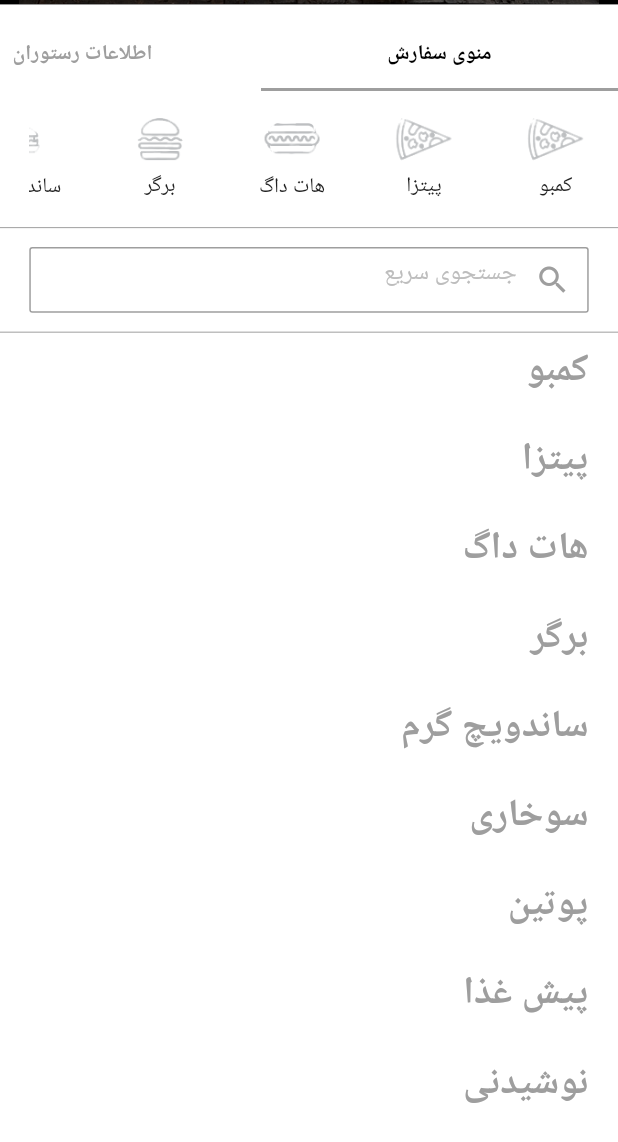
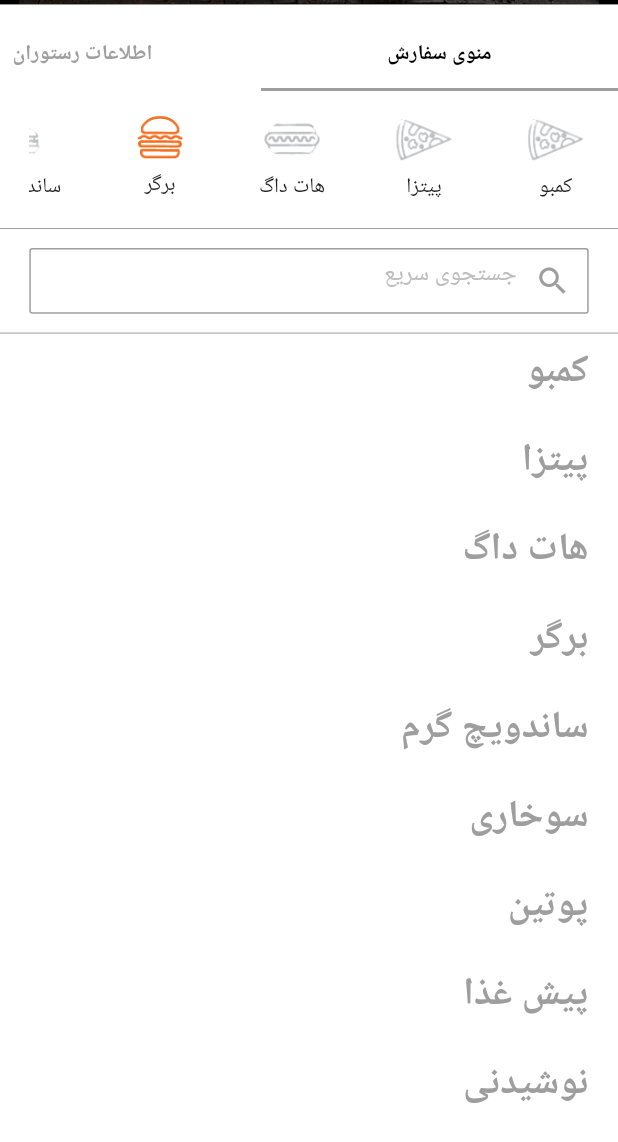
Before and after one commit to AliShakoori89/restaurant_app, a Flutter app: the screen it shows after launch, scrolled down 376 dp, after a tap on "برگر", on a phone screen of 412 x 824 dp. Shown: the top 1142 px of the screen. Run offline on Flutter 3.47's test engine with Material 2 defaults, Android fonts, the phone set to English and light mode, and no system bars; our stand-ins replace cloud_firestore, firebase_auth, firebase_core, get, shared_preferences; missing offline and left inert: persian_fonts; accounts and stored records are empty.

Commit message:
edit code

```diff
--- a/lib/repository/icon_selected_repo.dart
+++ b/lib/repository/icon_selected_repo.dart
@@ -6,6 +6,7 @@ class IconSelectedRepo{
   changeIconTypeRepo(String iconName, ScrollController controller, ScrollController nestedController){
     if(iconName == "کمبو"){
       nestedController.jumpTo(Dimensions.height45*7.2);
+      controller.jumpTo(0);
     }
     else if(iconName == "پیتزا"){
       nestedController.jumpTo(Dimensions.height45*7.2);
--- a/lib/widget/menu_icons.dart
+++ b/lib/widget/menu_icons.dart
@@ -4,13 +4,29 @@ import 'package:restaurant_app/controller/icon_selected_controller.dart';
 import 'package:restaurant_app/widget/dimensions.dart';
 import 'package:restaurant_app/widget/food_menu_icon.dart';
 
-class MenuIcons extends StatelessWidget {
+class MenuIcons extends StatefulWidget {
 
   final ScrollController controller;
   final ScrollController nestedController;
   String selected;
 
   MenuIcons({Key? key, required this.controller, required this.nestedController, required this.selected}) : super(key: key);
+
+  @override
+  State<MenuIcons> createState() => _MenuIconsState();
+}
+
+class _MenuIconsState extends State<MenuIcons> {
+
+  bool potableSelect = false;
+  bool appetizerSelect = false;
+  bool putinSelect = false;
+  bool friedChickenSelect = false;
+  bool hotSandwichSelect = false;
+  bool bergerSelect = false;
+  bool hotDogSelect = false;
+  bool pizzaSelect = false;
+  bool comboSelect = false;
 
   @override
   Widget build(BuildContext context) {
@@ -25,140 +41,299 @@ class MenuIcons extends StatelessWidget {
       child: SingleChildScrollView(
         reverse: true,
         scrollDirection: Axis.horizontal,
-        child: GetBuilder<IconSelectedController>(builder: (selectController){
-
-    return Row(
-            children: [
-              SizedBox(width: Dimensions.width45,),
+        child: GetBuilder<IconSelectedController>(builder: (selectController) {
+            return Row(children: [
+              SizedBox(
+                width: Dimensions.width45,
+              ),
               GestureDetector(
-                onTap: (){
-                  selectController.scrollMenuListAfterSelect("نوشیدنی", controller, nestedController);
+                onTap: () {
+                  selectController.scrollMenuListAfterSelect(
+                      "نوشیدنی", widget.controller, widget.nestedController);
+                  setState(() {
+                    potableSelect = true;
+                    appetizerSelect = false;
+                    putinSelect = false;
+                    friedChickenSelect = false;
+                    hotSandwichSelect = false;
+                    bergerSelect = false;
+                    hotDogSelect = false;
+                    pizzaSelect = false;
+                    comboSelect = false;
+                  });
                 },
                 child: Column(
                   children: [
-                    selected != "comboSelected"
-                        ? Image.asset("assets/images/unselected_food_types/unselectedPotable.png", width: Dimensions.width45)
-                        : Image.asset("assets/images/selected_food_types/selectedPotable.png", width: Dimensions.width45),
+                    potableSelect == true
+                        ? Image.asset(
+                            "assets/images/unselected_food_types/unselectedPotable.png",
+                            width: Dimensions.width45)
+                        : Image.asset(
+                            "assets/images/selected_food_types/selectedPotable.png",
+                            width: Dimensions.width45),
                     Text("نوشیدنی", style: TextStyle(color: Colors.grey[900]))
                   ],
                 ),
               ),
-              SizedBox(width: Dimensions.width45,),
+              SizedBox(
+                width: Dimensions.width45,
+              ),
               GestureDetector(
-                onTap: (){
-                  selectController.iconSelectedRepo.changeIconTypeRepo("پیش غذا", controller, nestedController);
+                onTap: () {
+                  selectController.iconSelectedRepo.changeIconTypeRepo(
+                      "پیش غذا", widget.controller, widget.nestedController);
+                  setState(() {
+                    potableSelect = false;
+                    appetizerSelect = true;
+                    putinSelect = false;
+                    friedChickenSelect = false;
+                    hotSandwichSelect = false;
+                    bergerSelect = false;
+                    hotDogSelect = false;
+                    pizzaSelect = false;
+                    comboSelect = false;
+                  });
                 },
                 child: Column(
                   children: [
-                    selected != "appetizerSelected"
-                        ? Image.asset("assets/images/unselected_food_types/unselectedAppetizer.png", width: Dimensions.width45)
-                        : Image.asset("assets/images/selected_food_types/selectedAppetizer.png", width: Dimensions.width45),
+                    appetizerSelect != true
+                        ? Image.asset(
+                            "assets/images/unselected_food_types/unselectedAppetizer.png",
+                            width: Dimensions.width45)
+                        : Image.asset(
+                            "assets/images/selected_food_types/selectedAppetizer.png",
+                            width: Dimensions.width45),
                     Text("پیش غذا", style: TextStyle(color: Colors.grey[900]))
                   ],
                 ),
               ),
-              SizedBox(width: Dimensions.width45,),
+              SizedBox(
+                width: Dimensions.width45,
+              ),
               GestureDetector(
-                onTap: (){
-                  selectController.iconSelectedRepo.changeIconTypeRepo("پوتین", controller, nestedController);
+                onTap: () {
+                  selectController.iconSelectedRepo.changeIconTypeRepo(
+                      "پوتین", widget.controller, widget.nestedController);
+                  setState(() {
+                    potableSelect = false;
+                    appetizerSelect = false;
+                    putinSelect = true;
+                    friedChickenSelect = false;
+                    hotSandwichSelect = false;
+                    bergerSelect = false;
+                    hotDogSelect = false;
+                    pizzaSelect = false;
+                    comboSelect = false;
+                  });
                 },
                 child: Column(
                   children: [
-                    selected != "putinSelected"
-                        ? Image.asset("assets/images/unselected_food_types/unselectedPutin.png", width: Dimensions.width45)
-                        : Image.asset("assets/images/selected_food_types/selectedPutin.png", width: Dimensions.width45),
+                    putinSelect != true
+                        ? Image.asset(
+                            "assets/images/unselected_food_types/unselectedPutin.png",
+                            width: Dimensions.width45)
+                        : Image.asset(
+                            "assets/images/selected_food_types/selectedPutin.png",
+                            width: Dimensions.width45),
                     Text("پوتین", style: TextStyle(color: Colors.grey[900]))
                   ],
                 ),
               ),
-              SizedBox(width: Dimensions.width45,),
+              SizedBox(
+                width: Dimensions.width45,
+              ),
               GestureDetector(
-                onTap: (){
-                  selectController.iconSelectedRepo.changeIconTypeRepo("سوخاری", controller, nestedController);
+                onTap: () {
+                  selectController.iconSelectedRepo.changeIconTypeRepo(
+                      "سوخاری", widget.controller, widget.nestedController);
+                  setState(() {
+                    potableSelect = false;
+                    appetizerSelect = false;
+                    putinSelect = false;
+                    friedChickenSelect = true;
+                    hotSandwichSelect = false;
+                    bergerSelect = false;
+                    hotDogSelect = false;
+                    pizzaSelect = false;
+                    comboSelect = false;
+                  });
                 },
                 child: Column(
                   children: [
-                    selected != "friedChickenSelected"
-                        ? Image.asset("assets/images/unselected_food_types/unselectedFriedChicken.png", width: Dimensions.width45)
-                        : Image.asset("assets/images/selected_food_types/selectedFriedChicken.png", width: Dimensions.width45),
+                    friedChickenSelect != true
+                        ? Image.asset(
+                            "assets/images/unselected_food_types/unselectedFriedChicken.png",
+                            width: Dimensions.width45)
+                        : Image.asset(
+                            "assets/images/selected_food_types/selectedFriedChicken.png",
+                            width: Dimensions.width45),
                     Text("سوخاری", style: TextStyle(color: Colors.grey[900]))
                   ],
                 ),
               ),
-              SizedBox(width: Dimensions.width45,),
+              SizedBox(
+                width: Dimensions.width45,
+              ),
               GestureDetector(
-                onTap: (){
-                  selectController.iconSelectedRepo.changeIconTypeRepo("ساندویچ گرم", controller, nestedController);
+                onTap: () {
+                  selectController.iconSelectedRepo.changeIconTypeRepo(
+                      "ساندویچ گرم", widget.controller, widget.nestedController);
+                  setState(() {
+                    potableSelect = false;
+                    appetizerSelect = false;
+                    putinSelect = false;
+                    friedChickenSelect = false;
+                    hotSandwichSelect = true;
+                    bergerSelect = false;
+                    hotDogSelect = false;
+                    pizzaSelect = false;
+                    comboSelect = false;
+                  });
                 },
                 child: Column(
                   children: [
-                    selected != "hotSandwichSelected"
-                        ? Image.asset("assets/images/unselected_food_types/unselectedHotSandwich.png", width: Dimensions.width45)
-                        : Image.asset("assets/images/selected_food_types/selectedHotSandwich.png", width: Dimensions.width45),
-                    Text("ساندویچ گرم", style: TextStyle(color: Colors.grey[900]))
+                    hotSandwichSelect != true
+                        ? Image.asset(
+                            "assets/images/unselected_food_types/unselectedHotSandwich.png",
+                            width: Dimensions.width45)
+                        : Image.asset(
+                            "assets/images/selected_food_types/selectedHotSandwich.png",
+                            width: Dimensions.width45),
+                    Text("ساندویچ گرم",
+                        style: TextStyle(color: Colors.grey[900]))
                   ],
                 ),
               ),
-              SizedBox(width: Dimensions.width45,),
+              SizedBox(
+                width: Dimensions.width45,
+              ),
               GestureDetector(
-                onTap: (){
-                  selectController.iconSelectedRepo.changeIconTypeRepo("برگر", controller, nestedController);
+                onTap: () {
+                  selectController.iconSelectedRepo
+                      .changeIconTypeRepo("برگر", widget.controller, widget.nestedController);
+                  setState(() {
+                    potableSelect = false;
+                    appetizerSelect = false;
+                    putinSelect = false;
+                    friedChickenSelect = false;
+                    hotSandwichSelect = false;
+                    bergerSelect = true;
+                    hotDogSelect = false;
+                    pizzaSelect = false;
+                    comboSelect = false;
+                  });
                 },
                 child: Column(
                   children: [
-                    selected != "bergerSelected"
-                        ? Image.asset("assets/images/unselected_food_types/unselectedBerger.png", width: Dimensions.width45)
-                        : Image.asset("assets/images/selected_food_types/selectedBerger.png", width: Dimensions.width45),
+                    bergerSelect != true
+                        ? Image.asset(
+                            "assets/images/unselected_food_types/unselectedBerger.png",
+                            width: Dimensions.width45)
+                        : Image.asset(
+                            "assets/images/selected_food_types/selectedBerger.png",
+                            width: Dimensions.width45),
                     Text("برگر", style: TextStyle(color: Colors.grey[900]))
                   ],
                 ),
               ),
-              SizedBox(width: Dimensions.width45,),
+              SizedBox(
+                width: Dimensions.width45,
+              ),
               GestureDetector(
-                onTap: (){
-                  selectController.iconSelectedRepo.changeIconTypeRepo("هات داگ", controller, nestedController);
+                onTap: () {
+                  selectController.iconSelectedRepo.changeIconTypeRepo(
+                      "هات داگ", widget.controller, widget.nestedController);
+                  setState(() {
+                    potableSelect = false;
+                    appetizerSelect = false;
+                    putinSelect = false;
+                    friedChickenSelect = false;
+                    hotSandwichSelect = false;
+                    bergerSelect = false;
+                    hotDogSelect = true;
+                    pizzaSelect = false;
+                    comboSelect = false;
+                  });
                 },
                 child: Column(
                   children: [
-                    selected != "hotDogSelected"
-                        ? Image.asset("assets/images/unselected_food_types/unselectedHotDog.png", width: Dimensions.width45)
-                        : Image.asset("assets/images/selected_food_types/selectedHotDog.png", width: Dimensions.width45),
+                    hotDogSelect != true
+                        ? Image.asset(
+                            "assets/images/unselected_food_types/unselectedHotDog.png",
+                            width: Dimensions.width45)
+                        : Image.asset(
+                            "assets/images/selected_food_types/selectedHotDog.png",
+                            width: Dimensions.width45),
                     Text("هات داگ", style: TextStyle(color: Colors.grey[900]))
                   ],
                 ),
               ),
-              SizedBox(width: Dimensions.width45,),
+              SizedBox(
+                width: Dimensions.width45,
+              ),
               GestureDetector(
-                onTap: (){
-                  selectController.iconSelectedRepo.changeIconTypeRepo("پیتزا", controller, nestedController);
+                onTap: () {
+                  selectController.iconSelectedRepo.changeIconTypeRepo(
+                      "پیتزا", widget.controller, widget.nestedController);
+                  setState(() {
+                    potableSelect = false;
+                    appetizerSelect = false;
+                    putinSelect = false;
+                    friedChickenSelect = false;
+                    hotSandwichSelect = false;
+                    bergerSelect = false;
+                    hotDogSelect = false;
+                    pizzaSelect = true;
+                    comboSelect = false;
+                  });
                 },
                 child: Column(
                   children: [
-                    selected != "pizzaSelected"
-                        ? Image.asset("assets/images/unselected_food_types/unselectedPizza.png", width: Dimensions.width45)
-                        : Image.asset("assets/images/selected_food_types/selectedPizza.png", width: Dimensions.width45),
+                    pizzaSelect != true
+                        ? Image.asset(
+                            "assets/images/unselected_food_types/unselectedPizza.png",
+                            width: Dimensions.width45)
+                        : Image.asset(
+                            "assets/images/selected_food_types/selectedPizza.png",
+                            width: Dimensions.width45),
                     Text("پیتزا", style: TextStyle(color: Colors.grey[900]))
                   ],
                 ),
               ),
-              SizedBox(width: Dimensions.width45,),
+              SizedBox(
+                width: Dimensions.width45,
+              ),
               GestureDetector(
-                onTap: (){
-                  selectController.iconSelectedRepo.changeIconTypeRepo("کمبو", controller, nestedController);
+                onTap: () {
+                  selectController.iconSelectedRepo
+                      .changeIconTypeRepo("کمبو", widget.controller, widget.nestedController);
+                  setState(() {
+                    potableSelect = false;
+                    appetizerSelect = false;
+                    putinSelect = false;
+                    friedChickenSelect = false;
+                    hotSandwichSelect = false;
+                    bergerSelect = false;
+                    hotDogSelect = false;
+                    pizzaSelect = false;
+                    comboSelect = true;
+                  });
                 },
                 child: Column(
                   children: [
-                    selected != "comboSelected"
-                        ? Image.asset("assets/images/unselected_food_types/unselectedCombo.png", width: Dimensions.width45)
-                        : Image.asset("assets/images/selected_food_types/selectedCombo.png", width: Dimensions.width45),
+                    comboSelect != true
+                        ? Image.asset(
+                            "assets/images/unselected_food_types/unselectedCombo.png",
+                            width: Dimensions.width45)
+                        : Image.asset(
+                            "assets/images/selected_food_types/selectedCombo.png",
+                            width: Dimensions.width45),
                     Text("کمبو", style: TextStyle(color: Colors.grey[900]))
                   ],
                 ),
               ),
-            ]
-        );
-        })
-      ),
+            ]);
+          })),
     );
   }
 }
```
Also changed, not shown: lib/controller/icon_selected_controller.dart (+4 -3 lines).
